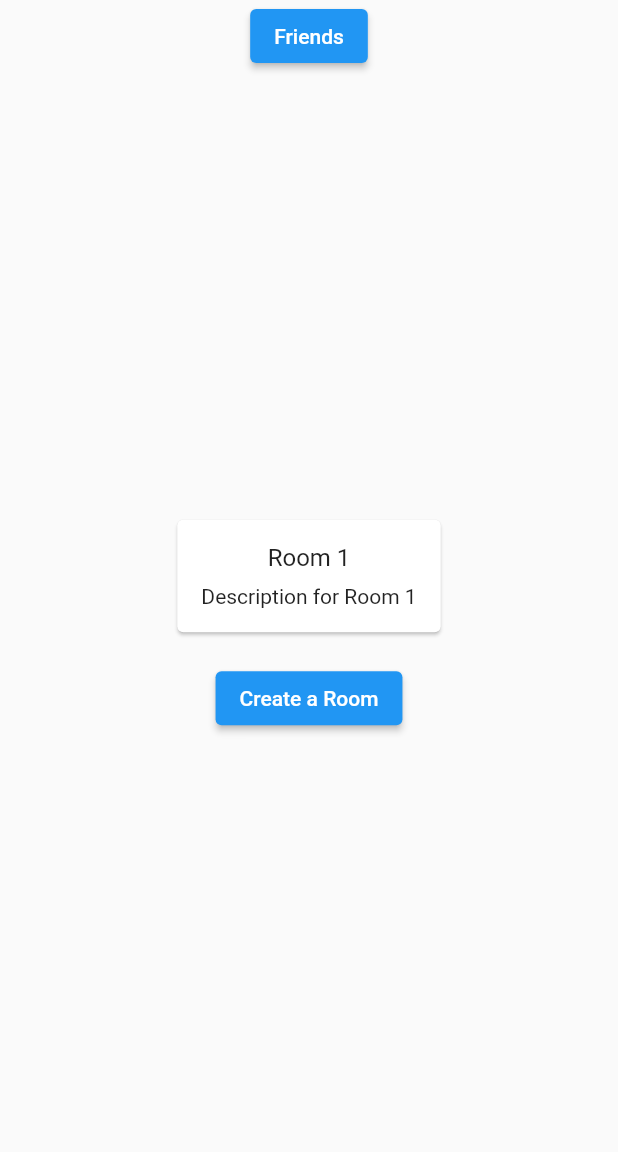
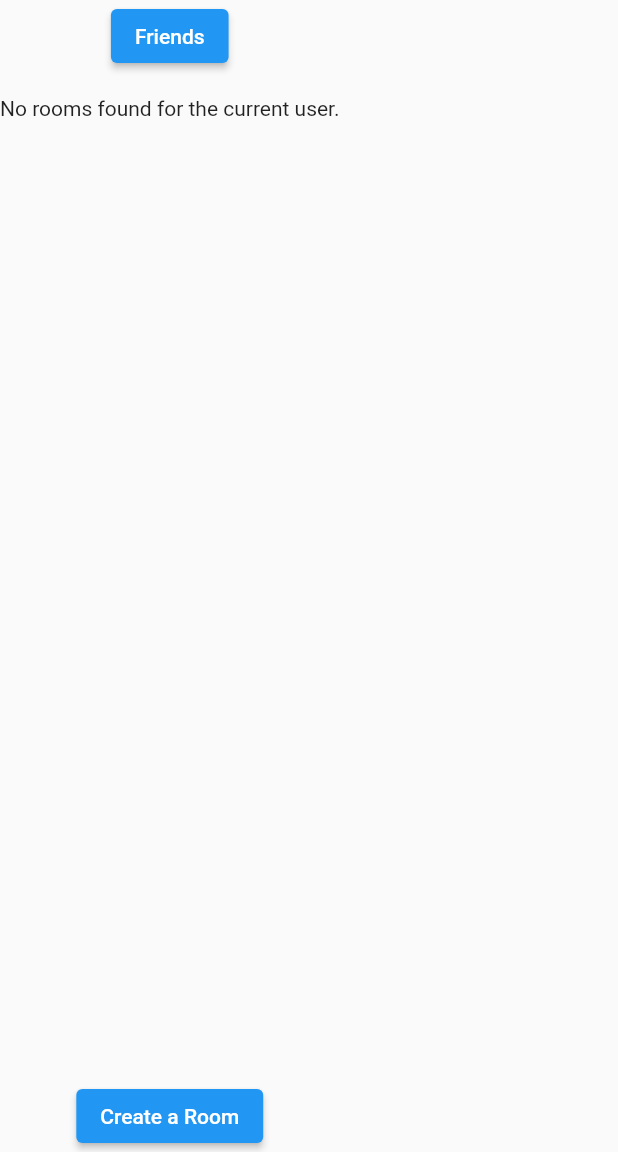
Before and after one commit to Ashyraf/pay2gether, a Flutter app: the HomePage screen opened directly, on a phone screen of 412 x 824 dp, the part 84-1236 px from its top. Run offline on Flutter 3.47's test engine with Material 2 defaults, Android fonts, the phone set to English and light mode, and no system bars; our stand-ins replace cloud_firestore, firebase_auth, firebase_core, firebase_storage, image_picker; accounts and stored records are empty.

Commit message:
dah boleh display room but xlih pilih kawan

```diff
--- a/lib/main.dart
+++ b/lib/main.dart
@@ -29,7 +29,7 @@ class MyApp extends StatelessWidget {
         // is not restarted.
         primarySwatch: Colors.blue,
       ),
-      home: const LogiIn(),
+      home: const Login(),
     );
   }
 }
--- a/lib/screen/homepage.dart
+++ b/lib/screen/homepage.dart
@@ -8,7 +8,7 @@ import 'room.dart';
 import 'roomcard.dart';
 
 class HomePage extends StatefulWidget {
-  const HomePage({super.key});
+  const HomePage({Key? key}) : super(key: key);
 
   @override
   State<HomePage> createState() => _HomePageState();
@@ -22,7 +22,7 @@ class _HomePageState extends State<HomePage> {
       centerTitle: true,
       backgroundColor: Colors.grey,
       leading: IconButton(
-        icon: Icon(Icons.person), // Change the icon to a profile icon
+        icon: Icon(Icons.person),
         onPressed: () {
           Navigator.push(
             context,
@@ -35,13 +35,13 @@ class _HomePageState extends State<HomePage> {
         Builder(
           builder: (BuildContext context) {
             return IconButton(
-              icon: const Icon(Icons.power), // Change the icon to a power icon
+              icon: const Icon(Icons.power),
               onPressed: () {
                 FirebaseAuth.instance.signOut().then((value) {
                   print("SIGN OUT");
                   Navigator.push(
                     context,
-                    MaterialPageRoute(builder: (context) => LogiIn()),
+                    MaterialPageRoute(builder: (context) => Login()),
                   );
                 });
               },
@@ -57,7 +57,7 @@ class _HomePageState extends State<HomePage> {
   @override
   Widget build(BuildContext context) {
     return Scaffold(
-      appBar: appbar(context), // Add the app bar widget here
+      appBar: appbar(context),
       body: Column(
         children: [
           ElevatedButton(
@@ -71,20 +71,10 @@ class _HomePageState extends State<HomePage> {
           ),
           SizedBox(height: 16),
           Expanded(
-            child: Center(
-              child: Column(
-                mainAxisAlignment: MainAxisAlignment.center,
-                children: [
-                  RoomCard(
-                    roomName: "Room 1",
-                    roomDescription: "Description for Room 1",
-                  ),
-                  SizedBox(height: 16),
-                  RoomPage.createRoomButton(context),
-                ],
-              ),
-            ),
+            child: RoomCard(),
           ),
+          SizedBox(height: 16),
+          RoomPage.createRoomButton(context),
         ],
       ),
     );
--- a/lib/screen/register.dart
+++ b/lib/screen/register.dart
@@ -64,7 +64,7 @@ class _RegisterState extends State<Register> {
 
           Navigator.pushReplacement(
             context,
-            MaterialPageRoute(builder: (context) => LogiIn()),
+            MaterialPageRoute(builder: (context) => Login()),
           );
         }
       } catch (e) {
@@ -284,7 +284,7 @@ class _RegisterState extends State<Register> {
           onTap: () {
             Navigator.push(
               context,
-              MaterialPageRoute(builder: (context) => const LogiIn()),
+              MaterialPageRoute(builder: (context) => const Login()),
             );
           },
           child: const Text(
--- a/lib/screen/roomcard.dart
+++ b/lib/screen/roomcard.dart
@@ -1,30 +1,109 @@
+import 'package:cloud_firestore/cloud_firestore.dart';
+import 'package:firebase_auth/firebase_auth.dart';
 import 'package:flutter/material.dart';
 
-class RoomCard extends StatelessWidget {
-  final String roomName;
-  final String roomDescription;
+class RoomCard extends StatefulWidget {
+  @override
+  _RoomCardState createState() => _RoomCardState();
+}
 
-  RoomCard({required this.roomName, required this.roomDescription});
+class _RoomCardState extends State<RoomCard> {
+  late String currentUserUsername;
+
+  @override
+  void initState() {
+    super.initState();
+    // Get the current user's display name
+    final user = FirebaseAuth.instance.currentUser;
+    currentUserUsername = user != null ? user.displayName ?? '' : '';
+  }
+
+  Widget _buildCircleAvatar(String status) {
+    Color? circleColor;
+    switch (status) {
+      case 'pending':
+        circleColor = Colors.red;
+        break;
+      case 'verification':
+        circleColor = Colors.yellow;
+        break;
+      case 'verified':
+        circleColor = Colors.green;
+        break;
+      default:
+        circleColor = Colors.grey;
+        break;
+    }
+
+    return CircleAvatar(
+      radius: 10,
+      backgroundColor: circleColor,
+    );
+  }
 
   @override
   Widget build(BuildContext context) {
-    return Card(
-      child: Padding(
-        padding: EdgeInsets.all(16),
-        child: Column(
-          children: [
-            Text(
-              roomName,
-              style: TextStyle(fontSize: 16),
-            ),
-            SizedBox(height: 8),
-            Text(
-              roomDescription,
-              style: TextStyle(fontSize: 14),
-            ),
-          ],
-        ),
-      ),
+    return StreamBuilder<QuerySnapshot>(
+      stream: FirebaseFirestore.instance.collection('debtRoom').snapshots(),
+      builder: (BuildContext context, AsyncSnapshot<QuerySnapshot> snapshot) {
+        if (snapshot.hasError) {
+          return Text('Error: ${snapshot.error}');
+        }
+
+        if (snapshot.connectionState == ConnectionState.waiting) {
+          return CircularProgressIndicator();
+        }
+
+        // Filter the snapshot data based on the current user's username
+        final filteredData = snapshot.data!.docs.where((doc) {
+          final selectedFriends = doc['selectedFriends'] as List<dynamic>;
+          final friendNames =
+              selectedFriends.map((friend) => friend['friendName']).toList();
+          return friendNames.contains(currentUserUsername);
+        }).toList();
+
+        if (filteredData.isEmpty) {
+          return Text('No rooms found for the current user.');
+        }
+
+        return ListView.builder(
+          itemCount: filteredData.length,
+          itemBuilder: (context, index) {
+            final roomData = filteredData[index].data() as Map<String, dynamic>;
+            final roomName = roomData['roomName'] ?? '';
+
+            // Calculate total debt from the selectedFriends
+            double totalDebt = 0;
+            final selectedFriends =
+                roomData['selectedFriends'] as List<dynamic>;
+            for (final friend in selectedFriends) {
+              final friendName = friend['friendName'] ?? '';
+              final debtAmount = friend['debtAmount'] ?? 0;
+              final status = friend['status'] ?? '';
+
+              totalDebt += debtAmount.toDouble();
+
+              print('Friend Name: $friendName');
+              print('Debt Amount: $debtAmount');
+              print('Status: $status');
+            }
+
+            return Card(
+              child: ListTile(
+                title: Text(roomName),
+                subtitle: Text('Total Debt: \$${totalDebt.toStringAsFixed(2)}'),
+                trailing: IconButton(
+                  icon: Icon(Icons.info),
+                  onPressed: () {
+                    // Open the card with all the information
+                    // Implement your logic here to display detailed information about the room
+                  },
+                ),
+              ),
+            );
+          },
+        );
+      },
     );
   }
 }
--- a/lib/screen/roomcompare.dart
+++ b/lib/screen/roomcompare.dart
@@ -1,7 +1,6 @@
 import 'package:cloud_firestore/cloud_firestore.dart';
 import 'package:flutter/material.dart';
 import 'package:firebase_auth/firebase_auth.dart';
-import 'package:firebase_storage/firebase_storage.dart';
 import 'package:image_picker/image_picker.dart';
 import 'dart:io';
 
```
Also changed, not shown: lib/screen/login.dart (+4 -4 lines), lib/screen/room.dart (+16 -3 lines).
